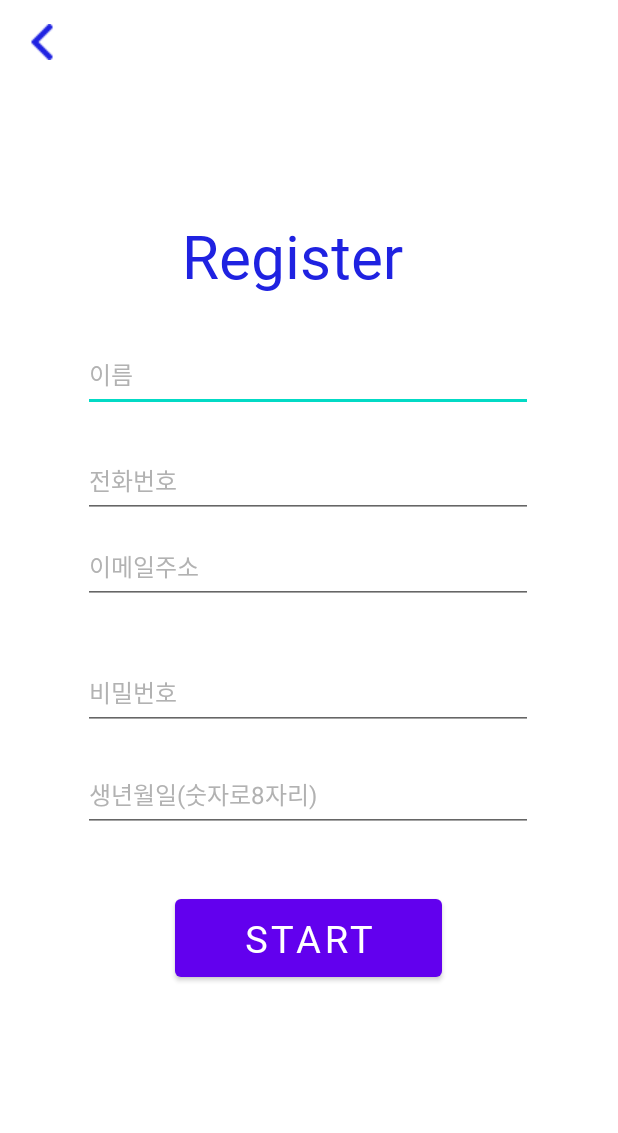
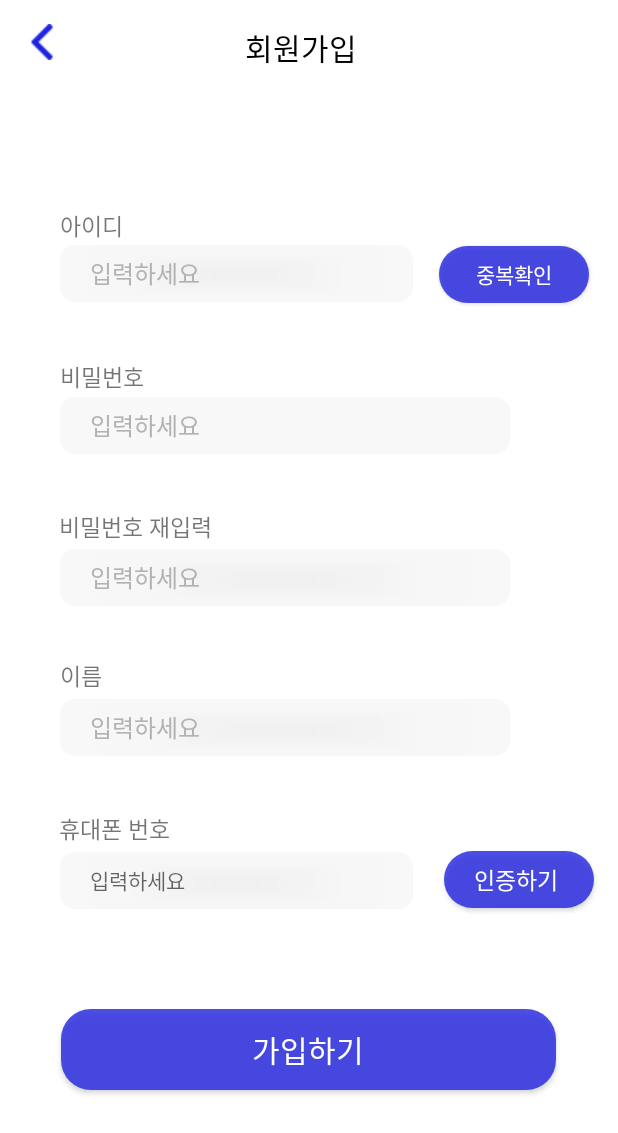
Before and after one commit to Jiwonmonkey/choandyoo, an Android app: the RegisterActivity screen opened directly, with no data from a screen before it, on a phone screen of 412 x 824 dp. Shown: the top 1133 px of the screen. Run offline under Robolectric (Android 15) with nearby library versions, the phone set to English and light mode, and no system bars.

Commit message:
change register_layout

```diff
--- a/app/src/main/res/layout/activity_register.xml
+++ b/app/src/main/res/layout/activity_register.xml
@@ -6,6 +6,42 @@
     android:layout_height="match_parent"
     android:background="#FFFFFF"
     tools:context=".RegisterActivity">
+
+    <androidx.appcompat.widget.AppCompatButton
+        android:id="@+id/editTextConfirmPassword"
+        android:layout_width="300dp"
+        android:layout_height="38dp"
+        android:layout_marginTop="8dp"
+        android:background="@drawable/rectangle_button"
+        android:gravity="center_vertical"
+        android:hint="입력하세요"
+        android:paddingLeft="20dp"
+        android:textColorHint="#B2B2B2"
+        android:textSize="16sp"
+        app:layout_constraintBottom_toBottomOf="parent"
+        app:layout_constraintEnd_toEndOf="parent"
+        app:layout_constraintHorizontal_bias="0.36"
+        app:layout_constraintStart_toStartOf="parent"
+        app:layout_constraintTop_toTopOf="parent"
+        app:layout_constraintVertical_bias="0.46" />
+
+    <androidx.appcompat.widget.AppCompatButton
+        android:id="@+id/editTextInputName"
+        android:layout_width="300dp"
+        android:layout_height="38dp"
+        android:layout_marginTop="8dp"
+        android:background="@drawable/rectangle_button"
+        android:gravity="center_vertical"
+        android:hint="입력하세요"
+        android:paddingLeft="20dp"
+        android:textColorHint="#B2B2B2"
+        android:textSize="16sp"
+        app:layout_constraintBottom_toBottomOf="parent"
+        app:layout_constraintEnd_toEndOf="parent"
+        app:layout_constraintHorizontal_bias="0.36"
+        app:layout_constraintStart_toStartOf="parent"
+        app:layout_constraintTop_toTopOf="parent"
+        app:layout_constraintVertical_bias="0.589" />
 
     <androidx.appcompat.widget.Toolbar
         android:id="@+id/back_login"
@@ -17,120 +53,192 @@
         app:layout_constraintTop_toTopOf="parent" />
 
 
-    <EditText
-        android:id="@+id/editTextName"
-        android:layout_width="300dp"
-        android:layout_height="50dp"
+    <androidx.appcompat.widget.AppCompatButton
+        android:id="@+id/editTextInputId"
+        android:layout_width="235dp"
+        android:layout_height="38dp"
         android:layout_marginTop="8dp"
-        android:ems="10"
-        android:hint="이름"
-        android:inputType="textEmailAddress"
+        android:background="@drawable/rectangle_button"
+        android:gravity="center_vertical"
+        android:hint="입력하세요"
+        android:paddingLeft="20dp"
         android:textColorHint="#B2B2B2"
         android:textSize="16sp"
         app:layout_constraintBottom_toBottomOf="parent"
         app:layout_constraintEnd_toEndOf="parent"
-        app:layout_constraintHorizontal_bias="0.495"
+        app:layout_constraintHorizontal_bias="0.227"
         app:layout_constraintStart_toStartOf="parent"
         app:layout_constraintTop_toTopOf="parent"
-        app:layout_constraintVertical_bias="0.283" />
+        app:layout_constraintVertical_bias="0.2" />
 
-    <TextView
-        android:id="@+id/textView4"
-        android:layout_width="167dp"
-        android:layout_height="60dp"
-        android:layout_marginTop="8dp"
-        android:fontFamily="@font/nanum_gothic_extra_bold"
-        android:text="Register"
-        android:textColor="#1F22E1"
-        android:textSize="40sp"
+    <androidx.appcompat.widget.AppCompatButton
+        android:id="@+id/ConfirmId"
+        android:layout_width="100dp"
+        android:layout_height="38dp"
+        android:background="@drawable/rectangle_button_c91f22e1"
+        android:hint="중복확인"
+        android:textColorHint="#FFFFFF"
         app:layout_constraintBottom_toBottomOf="parent"
         app:layout_constraintEnd_toEndOf="parent"
-        app:layout_constraintHorizontal_bias="0.495"
+        app:layout_constraintHorizontal_bias="0.938"
         app:layout_constraintStart_toStartOf="parent"
         app:layout_constraintTop_toTopOf="parent"
-        app:layout_constraintVertical_bias="0.179" />
+        app:layout_constraintVertical_bias="0.209" />
+
+
+    <androidx.appcompat.widget.AppCompatButton
+        android:id="@+id/ConfirmNumber"
+        android:layout_width="100dp"
+        android:layout_height="38dp"
+        android:background="@drawable/rectangle_button_c91f22e1"
+        android:gravity="center_vertical"
+        android:hint="인증하기"
+        android:inputType="textEmailAddress"
+        android:paddingLeft="20sp"
+        android:textColor="#D9D9D9"
+        android:textColorHint="#FFFFFF"
+        android:textSize="15sp"
+        app:layout_constraintBottom_toBottomOf="parent"
+        app:layout_constraintEnd_toEndOf="parent"
+        app:layout_constraintHorizontal_bias="0.948"
+        app:layout_constraintStart_toStartOf="parent"
+        app:layout_constraintTop_toTopOf="parent"
+        app:layout_constraintVertical_bias="0.722" />
+
+    <androidx.appcompat.widget.AppCompatButton
+        android:id="@+id/editTextInputNumber"
+        android:layout_width="235dp"
+        android:layout_height="38dp"
+        android:layout_marginTop="8dp"
+        android:background="@drawable/rectangle_button"
+        android:gravity="center_vertical"
+        android:hint="입력하세요"
+        android:paddingLeft="20dp"
+        app:layout_constraintBottom_toBottomOf="parent"
+        app:layout_constraintEnd_toEndOf="parent"
+        app:layout_constraintHorizontal_bias="0.227"
+        app:layout_constraintStart_toStartOf="parent"
+        app:layout_constraintTop_toTopOf="parent"
+        app:layout_constraintVertical_bias="0.72" />
 
     <EditText
-        android:id="@+id/editTextEmailAddress"
+        android:id="@+id/editTextpwd"
         android:layout_width="300dp"
-        android:layout_height="50dp"
-        android:ems="10"
-        android:hint="이메일주소"
-        android:inputType="textEmailAddress"
+        android:layout_height="38dp"
+        android:layout_marginTop="8dp"
+        android:background="@drawable/rectangle_button"
+        android:gravity="center_vertical"
+        android:hint="입력하세요"
+        android:inputType="textPassword"
+        android:paddingLeft="20dp"
         android:textColorHint="#B2B2B2"
         android:textSize="16sp"
         app:layout_constraintBottom_toBottomOf="parent"
         app:layout_constraintEnd_toEndOf="parent"
-        app:layout_constraintHorizontal_bias="0.495"
+        app:layout_constraintHorizontal_bias="0.36"
         app:layout_constraintStart_toStartOf="parent"
         app:layout_constraintTop_toTopOf="parent"
-        app:layout_constraintVertical_bias="0.456" />
+        app:layout_constraintVertical_bias="0.33" />
 
-    <EditText
-        android:id="@+id/editTextpwd"
-        android:layout_width="300dp"
-        android:layout_height="50dp"
-        android:ems="10"
-        android:hint="비밀번호"
-        android:inputType="textPassword"
-        android:textColorHint="#B2B2B2"
-        android:textSize="16sp"
+    <TextView
+        android:id="@+id/editTextBirth"
+        android:layout_width="84dp"
+        android:layout_height="31dp"
+        android:layout_marginTop="8dp"
+        android:fontFamily="@font/nanum_gothic_extra_bold"
+        android:text="회원가입"
+        android:textColor="#000000"
+        android:textSize="20sp"
         app:layout_constraintBottom_toBottomOf="parent"
         app:layout_constraintEnd_toEndOf="parent"
-        app:layout_constraintHorizontal_bias="0.495"
+        app:layout_constraintHorizontal_bias="0.498"
         app:layout_constraintStart_toStartOf="parent"
         app:layout_constraintTop_toTopOf="parent"
-        app:layout_constraintVertical_bias="0.564" />
+        app:layout_constraintVertical_bias="0.011" />
 
-    <EditText
-        android:id="@+id/editTextBirth"
-        android:layout_width="300dp"
-        android:layout_height="50dp"
-        android:layout_marginTop="8dp"
+    <TextView
+        android:id="@+id/textViewId"
+        android:layout_width="wrap_content"
+        android:layout_height="wrap_content"
+        android:text="아이디"
+        android:textSize="15dp"
+        app:layout_constraintBottom_toBottomOf="parent"
+        app:layout_constraintEnd_toEndOf="parent"
+        app:layout_constraintHorizontal_bias="0.108"
+        app:layout_constraintStart_toStartOf="parent"
+        app:layout_constraintTop_toTopOf="parent"
+        app:layout_constraintVertical_bias="0.173" />
+
+    <TextView
+        android:id="@+id/textViewPassword"
+        android:layout_width="wrap_content"
+        android:layout_height="wrap_content"
+        android:text="비밀번호"
+        android:textSize="15dp"
+        app:layout_constraintBottom_toBottomOf="parent"
+        app:layout_constraintEnd_toEndOf="parent"
+        app:layout_constraintHorizontal_bias="0.112"
+        app:layout_constraintStart_toStartOf="parent"
+        app:layout_constraintTop_toTopOf="parent"
+        app:layout_constraintVertical_bias="0.299" />
+
+
+    <TextView
+        android:id="@+id/textViewConfirmPassword"
+        android:layout_width="wrap_content"
+        android:layout_height="wrap_content"
         android:ems="10"
         android:hint="생년월일(숫자로8자리)"
         android:inputType="number"
+        android:text="비밀번호 재입력"
         android:textColorHint="#B2B2B2"
-        android:textSize="16sp"
+        android:textSize="15dp"
         app:layout_constraintBottom_toBottomOf="parent"
         app:layout_constraintEnd_toEndOf="parent"
-        app:layout_constraintHorizontal_bias="0.495"
+        app:layout_constraintHorizontal_bias="0.169"
         app:layout_constraintStart_toStartOf="parent"
         app:layout_constraintTop_toTopOf="parent"
-        app:layout_constraintVertical_bias="0.648" />
+        app:layout_constraintVertical_bias="0.424" />
 
-
-    <EditText
-        android:id="@+id/editTextPhoneNumber"
-        android:layout_width="300dp"
-        android:layout_height="50dp"
-        android:layout_marginTop="8dp"
-        android:ems="10"
-        android:hint="전화번호"
-        android:inputType="textEmailAddress"
-        android:textColorHint="#B2B2B2"
-        android:textSize="16sp"
+    <TextView
+        android:id="@+id/textViewName"
+        android:layout_width="wrap_content"
+        android:layout_height="wrap_content"
+        android:text="이름"
+        android:textSize="15dp"
         app:layout_constraintBottom_toBottomOf="parent"
         app:layout_constraintEnd_toEndOf="parent"
-        app:layout_constraintHorizontal_bias="0.495"
+        app:layout_constraintHorizontal_bias="0.104"
         app:layout_constraintStart_toStartOf="parent"
         app:layout_constraintTop_toTopOf="parent"
-        app:layout_constraintVertical_bias="0.375" />
+        app:layout_constraintVertical_bias="0.548" />
 
-    <Button
-        android:id="@+id/button"
-        android:layout_width="178dp"
-        android:layout_height="64dp"
-        android:layout_marginStart="130dp"
-        android:layout_marginEnd="130dp"
-        android:text="Start"
-        android:textSize="25sp"
-        android:fontFamily="@font/nanum_gothic_extra_bold"
+    <TextView
+        android:id="@+id/textViewNumber"
+        android:layout_width="wrap_content"
+        android:layout_height="wrap_content"
+        android:text="휴대폰 번호"
+        android:textSize="15dp"
         app:layout_constraintBottom_toBottomOf="parent"
         app:layout_constraintEnd_toEndOf="parent"
-        app:layout_constraintHorizontal_bias="0.518"
+        app:layout_constraintHorizontal_bias="0.117"
         app:layout_constraintStart_toStartOf="parent"
-        app:layout_constraintTop_toTopOf="@+id/back_login"
-        app:layout_constraintVertical_bias="0.781" />
+        app:layout_constraintTop_toTopOf="parent"
+        app:layout_constraintVertical_bias="0.675" />
+
+    <androidx.appcompat.widget.AppCompatButton
+        android:id="@+id/RegisterButton"
+        android:layout_width="330dp"
+        android:layout_height="54dp"
+        android:background="@drawable/rectangle_button_c91f22e1"
+        android:hint="가입하기"
+        android:textColorHint="#FFFFFF"
+        android:textSize="20sp"
+        app:layout_constraintBottom_toBottomOf="parent"
+        app:layout_constraintEnd_toEndOf="parent"
+        app:layout_constraintHorizontal_bias="0.493"
+        app:layout_constraintStart_toStartOf="parent"
+        app:layout_constraintTop_toTopOf="parent"
+        app:layout_constraintVertical_bias="0.874" />
 
 </androidx.constraintlayout.widget.ConstraintLayout>
```
